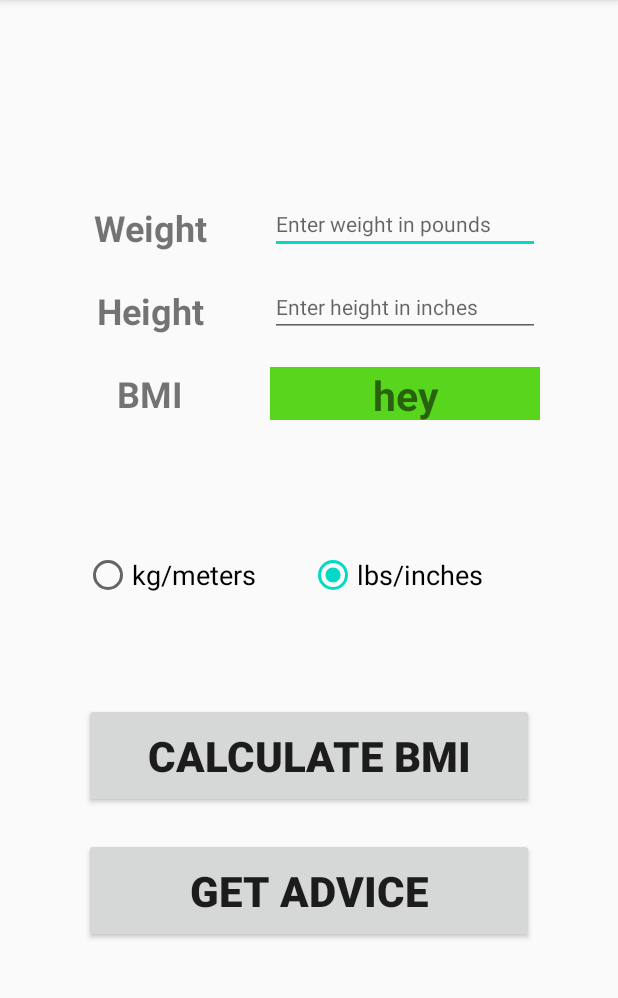
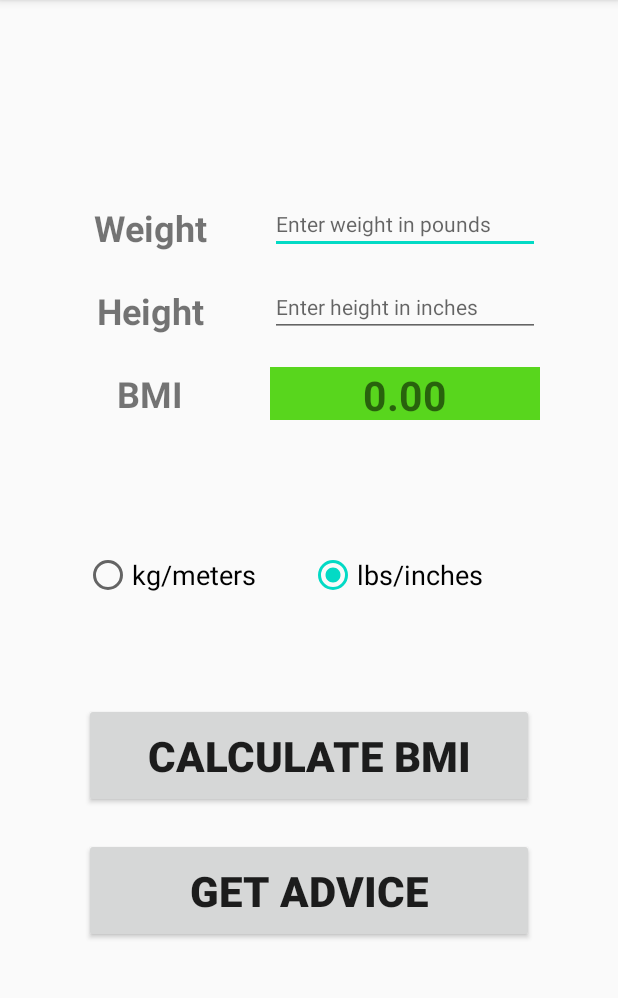
Before and after one commit to xyzhu99/CS213_Assignment5_BMICalculator, an Android app: the screen it shows after launch (MainActivity), after a tap on "CALCULATE BMI", on a phone screen of 412 x 824 dp, the part 84-1082 px from its top. Run offline under Robolectric (Android 15) with nearby library versions, the phone set to English and light mode, and no system bars; 2 statements that could not run were skipped; 2 other taps on this screen came first.

```diff
--- a/app/src/main/java/com/example/bmicalculator/MainActivity.java
+++ b/app/src/main/java/com/example/bmicalculator/MainActivity.java
@@ -11,11 +11,13 @@ import android.widget.TextView;
 
 public class MainActivity extends AppCompatActivity {
 
+    // list out and initialize all the constants and strings
     String hintWeightMetric = "Enter weight in kilograms";
     String hintHeightMetric = "Enter height in meters";
     String hintWeightEnglish = "Enter weight in pounds";
     String hintHeightEnglish = "Enter height in inches";
 
+    // list out all components such as buttons and text inputs in the MainActivity
     EditText weightInput;
     EditText heightInput;
     TextView bmiResult;
@@ -29,6 +31,7 @@ public class MainActivity extends AppCompatActivity {
         super.onCreate(savedInstanceState);
         setContentView(R.layout.activity_main);
 
+        // find corresponding variable for each component
         weightInput = findViewById(R.id.weightInput);
         heightInput = findViewById(R.id.heightInput);
         bmiResult = findViewById(R.id.bmiResult);
@@ -41,18 +44,21 @@ public class MainActivity extends AppCompatActivity {
 
     }
 
+    // change hint of input boxes when chose metric
     public void changeHintMetric(View view) {
         weightInput.setHint(hintWeightMetric);
         heightInput.setHint(hintHeightMetric);
         return;
     }
 
+    // change hint of input boxes when chose english
     public void changeHintEnglish(View view) {
         weightInput.setHint(hintWeightEnglish);
         heightInput.setHint(hintHeightEnglish);
         return;
     }
 
+    // calculate bmi in metric units, returns a double
     public double getBmiMetric(double weight, double height){
         double temp;
         temp = weight/(height*height);
@@ -62,6 +68,7 @@ public class MainActivity extends AppCompatActivity {
         return result;
     }
 
+    // calculate bmi in english units, returns a double
     public double getBmiEnglish(double weight, double height){
         double temp;
         temp = (weight*703)/(height*height);
@@ -71,8 +78,23 @@ public class MainActivity extends AppCompatActivity {
         return result;
     }
 
+    // display BMI value on screen when calculate button is clicked
     public void displayBMI(View view) {
-        String result = "hey";
+
+        double weight = Double.parseDouble(weightInput.getText().toString());
+        double height = Double.parseDouble(heightInput.getText().toString());
+
+        double bmi;
+        if ( metricButton.isChecked() ){
+            bmi = getBmiMetric(weight, height);
+        } else if ( englishButton.isChecked() ){
+            bmi = getBmiEnglish(weight, height);
+        } else {
+            // *display error message here*
+            return;
+        }
+
+        String result = String.format("%.2f", bmi);
         bmiResult.setText(result);
         return;
     }
```
